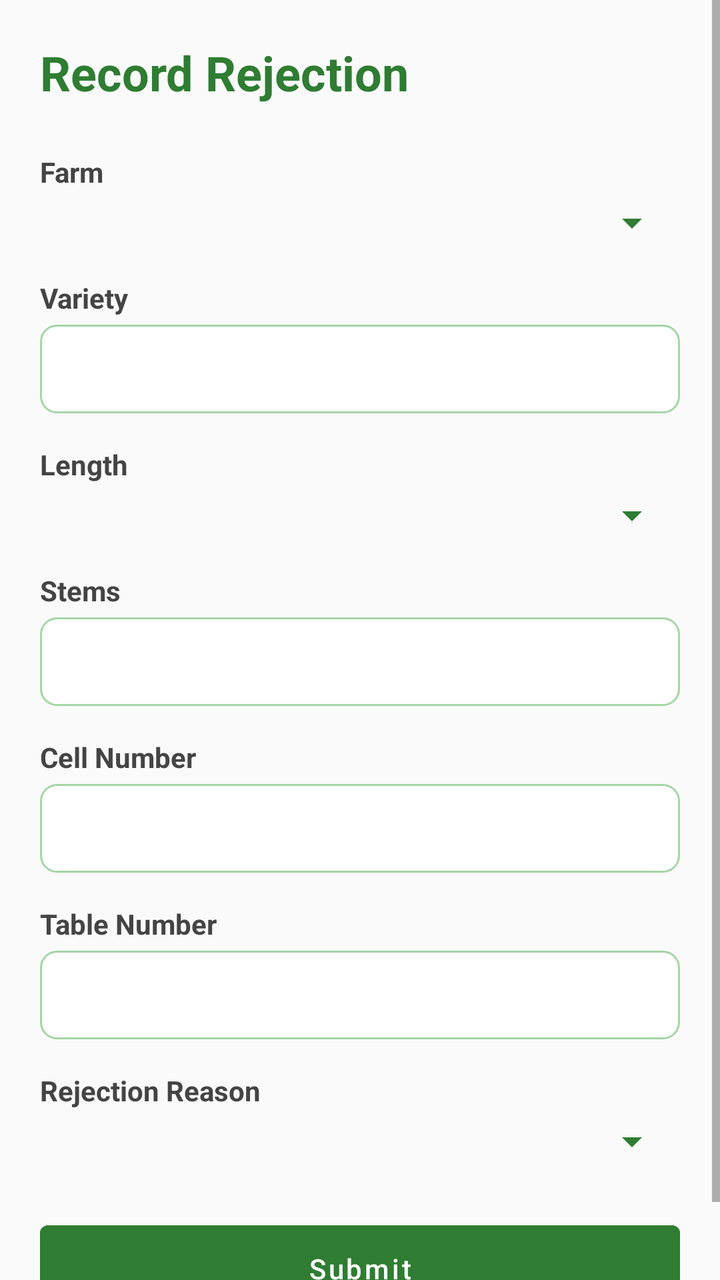
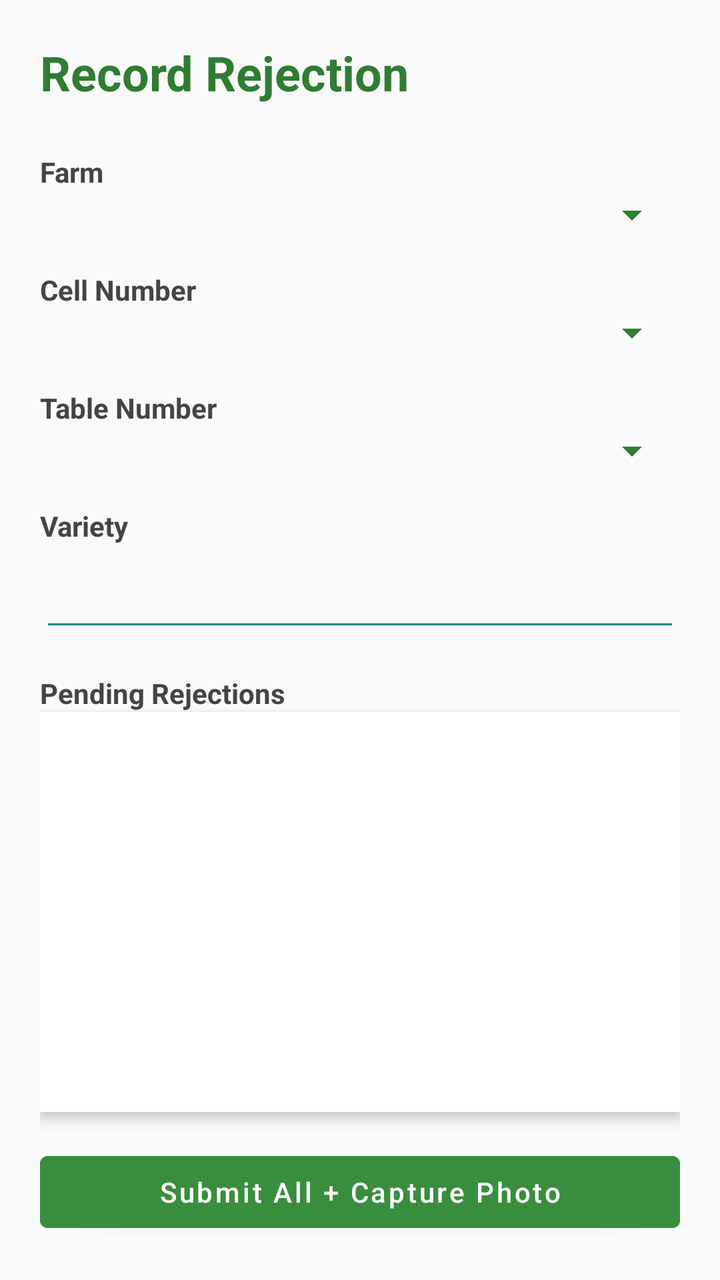

The first picture is an Android layout as it rendered before a commit; the second is the same layout after the commit. The layout source and the unified diff follow.
<!-- AndroidManifest.xml: application theme Theme.YourApp -->
<!-- res/layout/activity_rejection.xml -->
<?xml version="1.0" encoding="utf-8"?>
<ScrollView xmlns:android="http://schemas.android.com/apk/res/android"
    xmlns:app="http://schemas.android.com/apk/res-auto"
    android:layout_width="match_parent"
    android:layout_height="match_parent"
    android:background="#FAFAFA">

    <LinearLayout
        android:orientation="vertical"
        android:padding="20dp"
        android:layout_width="match_parent"
        android:layout_height="wrap_content">

        <TextView
            android:layout_width="wrap_content"
            android:layout_height="wrap_content"
            android:text="Record Rejection"
            android:textSize="24sp"
            android:textStyle="bold"
            android:textColor="#2E7D32"
            android:layout_marginBottom="24dp"/>

        
        <TextView
            android:layout_width="wrap_content"
            android:layout_height="wrap_content"
            android:text="Farm"
            android:textStyle="bold"
            android:textColor="#444444"
            android:layout_marginBottom="4dp"/>
        <Spinner
            android:id="@+id/spinnerFarm"
            android:layout_width="match_parent"
            android:layout_height="wrap_content"
            android:backgroundTint="#2E7D32"
            android:textColor="#444444"

            />

        
        <TextView
            android:layout_width="wrap_content"
            android:layout_height="wrap_content"
            android:text="Variety"
            android:textStyle="bold"
            android:textColor="#444444"
            android:layout_marginTop="16dp"
            android:layout_marginBottom="4dp"/>
        <AutoCompleteTextView
            android:id="@+id/autoVariety"
            android:layout_width="match_parent"
            android:layout_height="wrap_content"
            android:inputType="text"
            android:textColor="#444444"
            android:background="@drawable/edittext_bg"
            android:padding="10dp"/>

        
        <TextView
            android:layout_width="wrap_content"
            android:layout_height="wrap_content"
            android:text="Length"
            android:textStyle="bold"
            android:textColor="#444444"
            android:layout_marginTop="16dp"
            android:layout_marginBottom="4dp"/>
        <Spinner
            android:id="@+id/spinnerLength"
            android:layout_width="match_parent"
            android:layout_height="wrap_content"
            android:textColor="#444444"
            android:backgroundTint="#2E7D32"/>

        
        <TextView
            android:layout_width="wrap_content"
            android:layout_height="wrap_content"
            android:text="Stems"
            android:textStyle="bold"
            android:textColor="#444444"
            android:layout_marginTop="16dp"
            android:layout_marginBottom="4dp"/>
        <EditText
            android:id="@+id/edtStems"
            android:layout_width="match_parent"
            android:layout_height="wrap_content"
            android:inputType="number"
            android:background="@drawable/edittext_bg"
            android:textColor="#444444"
            android:padding="10dp"/>

        
        <TextView
            android:layout_width="wrap_content"
            android:layout_height="wrap_content"
            android:text="Cell Number"
            android:textStyle="bold"
            android:textColor="#444444"
            android:layout_marginTop="16dp"
            android:layout_marginBottom="4dp"/>
        <EditText
            android:id="@+id/edtCellNo"
            android:layout_width="match_parent"
            android:layout_height="wrap_content"
            android:inputType="phone"
            android:background="@drawable/edittext_bg"
            android:textColor="#444444"
            android:padding="10dp"/>

        
        <TextView
            android:layout_width="wrap_content"
            android:layout_height="wrap_content"
            android:text="Table Number"
            android:textStyle="bold"
            android:textColor="#444444"
            android:layout_marginTop="16dp"
            android:layout_marginBottom="4dp"/>
        <EditText
            android:id="@+id/edtTableNo"
            android:layout_width="match_parent"
            android:layout_height="wrap_content"
            android:inputType="text"
            android:background="@drawable/edittext_bg"
            android:textColor="#444444"
            android:padding="10dp"/>

        
        <TextView
            android:layout_width="wrap_content"
            android:layout_height="wrap_content"
            android:text="Rejection Reason"
            android:textStyle="bold"
            android:textColor="#444444"
            android:layout_marginTop="16dp"
            android:layout_marginBottom="4dp"/>
        <Spinner
            android:id="@+id/spinnerReason"
            android:layout_width="match_parent"
            android:layout_height="wrap_content"
            android:textColor="#444444"
            android:backgroundTint="#2E7D32"/>

        
        <Button
            android:id="@+id/btnSubmit"
            android:layout_width="match_parent"
            android:layout_height="wrap_content"
            android:text="Submit"
            android:textColor="#FFFFFF"
            android:backgroundTint="#2E7D32"
            android:layout_marginTop="24dp"
            android:padding="12dp"
            android:textAllCaps="false"
            android:elevation="4dp"/>
    </LinearLayout>
</ScrollView>
<!-- resources referenced by this layout -->
<resources>
  <!-- drawable edittext_bg (drawable) -->
  <shape xmlns:android="http://schemas.android.com/apk/res/android"
      android:shape="rectangle">
      <solid android:color="#FFFFFF" />
      <stroke android:width="1dp" android:color="#A5D6A7" />
      <corners android:radius="8dp" />
      <padding android:left="8dp" android:right="8dp" android:top="6dp" android:bottom="6dp"/>
  </shape>
  <style name="Theme.YourApp" parent="Theme.MaterialComponents.DayNight.NoActionBar">
          
          <item name="colorPrimary">@color/teal_700</item>
          <item name="colorPrimaryVariant">@color/teal_200</item>
          <item name="colorOnPrimary">@android:color/white</item>
  
          
          <item name="colorSecondary">@color/purple_500</item>
          <item name="colorSecondaryVariant">@color/purple_700</item>
          <item name="colorOnSecondary">@android:color/white</item>
  
          
          <item name="android:colorBackground">@color/white</item>
          <item name="colorSurface">@color/white</item>
          <item name="colorOnSurface">@android:color/black</item>
  
          
          <item name="android:statusBarColor">?attr/colorPrimaryVariant</item>
      </style>
  <color name="teal_700">#018786</color>
  <color name="teal_200">#03DAC5</color>
  <color name="purple_500">#6200EE</color>
  <color name="purple_700">#3700B3</color>
  <color name="white">#FFFFFF</color>
</resources>

<!-- the commit's change to res/layout/activity_rejection.xml (unified diff, before → after) -->
@@ -1,157 +1,179 @@
-<?xml version="1.0" encoding="utf-8"?>
-<ScrollView xmlns:android="http://schemas.android.com/apk/res/android"
-    xmlns:app="http://schemas.android.com/apk/res-auto"
+<LinearLayout xmlns:android="http://schemas.android.com/apk/res/android"
+    android:orientation="vertical"
+    android:padding="20dp"
     android:layout_width="match_parent"
     android:layout_height="match_parent"
     android:background="#FAFAFA">
 
-    <LinearLayout
-        android:orientation="vertical"
-        android:padding="20dp"
+    <TextView
+        android:layout_width="wrap_content"
+        android:layout_height="wrap_content"
+        android:text="Record Rejection"
+        android:textSize="24sp"
+        android:textStyle="bold"
+        android:textColor="#2E7D32"
+        android:layout_marginBottom="16dp"/>
+
+    <androidx.core.widget.NestedScrollView
         android:layout_width="match_parent"
-        android:layout_height="wrap_content">
+        android:layout_height="0dp"
+        android:layout_weight="1">
 
-        <TextView
-            android:layout_width="wrap_content"
-            android:layout_height="wrap_content"
-            android:text="Record Rejection"
-            android:textSize="24sp"
-            android:textStyle="bold"
-            android:textColor="#2E7D32"
-            android:layout_marginBottom="24dp"/>
+        <LinearLayout
+            android:orientation="vertical"
+            android:layout_width="match_parent"
+            android:layout_height="wrap_content">
 
-        
-        <TextView
-            android:layout_width="wrap_content"
-            android:layout_height="wrap_content"
-            android:text="Farm"
-            android:textStyle="bold"
-            android:textColor="#444444"
-            android:layout_marginBottom="4dp"/>
-        <Spinner
-            android:id="@+id/spinnerFarm"
-            android:layout_width="match_parent"
-            android:layout_height="wrap_content"
-            android:backgroundTint="#2E7D32"
-            android:textColor="#444444"
+            
+            <TextView
+                android:layout_width="wrap_content"
+                android:layout_height="wrap_content"
+                android:text="Farm"
+                android:textStyle="bold"
+                android:textColor="#444444"
+                android:layout_marginTop="8dp"/>
+            <Spinner
+                android:id="@+id/spinnerFarm"
+                android:layout_width="match_parent"
+                android:layout_height="wrap_content"
+                android:backgroundTint="#2E7D32"/>
 
-            />
+            
+            <TextView
+                android:layout_width="wrap_content"
+                android:layout_height="wrap_content"
+                android:text="Cell Number"
+                android:textStyle="bold"
+                android:textColor="#444444"
+                android:layout_marginTop="16dp"/>
+            <Spinner
+                android:id="@+id/spinnerCellNo"
+                android:layout_width="match_parent"
+                android:layout_height="wrap_content"
+                android:backgroundTint="#2E7D32"/>
 
-        
-        <TextView
-            android:layout_width="wrap_content"
-            android:layout_height="wrap_content"
-            android:text="Variety"
-            android:textStyle="bold"
-            android:textColor="#444444"
-            android:layout_marginTop="16dp"
-            android:layout_marginBottom="4dp"/>
-        <AutoCompleteTextView
-            android:id="@+id/autoVariety"
-            android:layout_width="match_parent"
-            android:layout_height="wrap_content"
-            android:inputType="text"
-            android:textColor="#444444"
-            android:background="@drawable/edittext_bg"
-            android:padding="10dp"/>
+            
+            <TextView
+                android:layout_width="wrap_content"
+                android:layout_height="wrap_content"
+                android:text="Table Number"
+                android:textStyle="bold"
+                android:textColor="#444444"
+                android:layout_marginTop="16dp"/>
+            <Spinner
+                android:id="@+id/spinnerTableNo"
+                android:layout_width="match_parent"
+                android:layout_height="wrap_content"
+                android:backgroundTint="#2E7D32"/>
 
-        
-        <TextView
-            android:layout_width="wrap_content"
-            android:layout_height="wrap_content"
-            android:text="Length"
-            android:textStyle="bold"
-            android:textColor="#444444"
-            android:layout_marginTop="16dp"
-            android:layout_marginBottom="4dp"/>
-        <Spinner
-            android:id="@+id/spinnerLength"
-            android:layout_width="match_parent"
-            android:layout_height="wrap_content"
-            android:textColor="#444444"
-            android:backgroundTint="#2E7D32"/>
 
-        
-        <TextView
-            android:layout_width="wrap_content"
-            android:layout_height="wrap_content"
-            android:text="Stems"
-            android:textStyle="bold"
-            android:textColor="#444444"
-            android:layout_marginTop="16dp"
-            android:layout_marginBottom="4dp"/>
-        <EditText
-            android:id="@+id/edtStems"
-            android:layout_width="match_parent"
-            android:layout_height="wrap_content"
-            android:inputType="number"
-            android:background="@drawable/edittext_bg"
-            android:textColor="#444444"
-            android:padding="10dp"/>
+            
+            <TextView
+                android:layout_width="wrap_content"
+                android:layout_height="wrap_content"
+                android:text="Variety"
+                android:textStyle="bold"
+                android:textColor="#444444"
+                android:layout_marginTop="16dp"
+                android:backgroundTint="#2E7D32"/>
+            <AutoCompleteTextView
+                android:id="@+id/autoVariety"
+                android:layout_width="match_parent"
+                android:layout_height="wrap_content"
+                android:inputType="text"
+                android:backgroundTint="@color/teal_700"
+                android:padding="12dp"
+                android:layout_marginBottom="12dp"
+                android:textColor="@color/textPrimary"
+                android:textColorHint="@color/textHint"/>
 
-        
-        <TextView
-            android:layout_width="wrap_content"
-            android:layout_height="wrap_content"
-            android:text="Cell Number"
-            android:textStyle="bold"
-            android:textColor="#444444"
-            android:layout_marginTop="16dp"
-            android:layout_marginBottom="4dp"/>
-        <EditText
-            android:id="@+id/edtCellNo"
-            android:layout_width="match_parent"
-            android:layout_height="wrap_content"
-            android:inputType="phone"
-            android:background="@drawable/edittext_bg"
-            android:textColor="#444444"
-            android:padding="10dp"/>
+            
+            
+            
+            
+            
+            
+            
+            
+            
+            
+            
+            
+            
 
-        
-        <TextView
-            android:layout_width="wrap_content"
-            android:layout_height="wrap_content"
-            android:text="Table Number"
-            android:textStyle="bold"
-            android:textColor="#444444"
-            android:layout_marginTop="16dp"
-            android:layout_marginBottom="4dp"/>
-        <EditText
-            android:id="@+id/edtTableNo"
-            android:layout_width="match_parent"
-            android:layout_height="wrap_content"
-            android:inputType="text"
-            android:background="@drawable/edittext_bg"
-            android:textColor="#444444"
-            android:padding="10dp"/>
+            
+            <TextView
+                android:layout_width="wrap_content"
+                android:layout_height="wrap_content"
+                android:text="Stems"
+                android:textStyle="bold"
+                android:textColor="#444444"
+                android:layout_marginTop="16dp"
+                android:backgroundTint="#2E7D32"/>
+            <EditText
+                android:id="@+id/edtStems"
+                android:layout_width="match_parent"
+                android:layout_height="wrap_content"
+                android:inputType="number"
+                android:backgroundTint="@color/teal_700"
+                android:padding="12dp"
+                android:layout_marginBottom="16dp"
+                android:textColor="@color/textPrimary"
+                android:textColorHint="@color/textHint"/>
 
-        
-        <TextView
-            android:layout_width="wrap_content"
-            android:layout_height="wrap_content"
-            android:text="Rejection Reason"
-            android:textStyle="bold"
-            android:textColor="#444444"
-            android:layout_marginTop="16dp"
-            android:layout_marginBottom="4dp"/>
-        <Spinner
-            android:id="@+id/spinnerReason"
-            android:layout_width="match_parent"
-            android:layout_height="wrap_content"
-            android:textColor="#444444"
-            android:backgroundTint="#2E7D32"/>
+            
+            <TextView
+                android:layout_width="wrap_content"
+                android:layout_height="wrap_content"
+                android:text="Rejection Reason"
+                android:textStyle="bold"
+                android:textColor="#444444"
+                android:layout_marginTop="16dp"/>
+            <Spinner
+                android:id="@+id/spinnerReason"
+                android:layout_width="match_parent"
+                android:layout_height="wrap_content"
+                android:backgroundTint="#2E7D32"/>
 
-        
-        <Button
-            android:id="@+id/btnSubmit"
-            android:layout_width="match_parent"
-            android:layout_height="wrap_content"
-            android:text="Submit"
-            android:textColor="#FFFFFF"
-            android:backgroundTint="#2E7D32"
-            android:layout_marginTop="24dp"
-            android:padding="12dp"
-            android:textAllCaps="false"
-            android:elevation="4dp"/>
-    </LinearLayout>
-</ScrollView>
+            
+            <Button
+                android:id="@+id/btnAddToList"
+                android:layout_width="match_parent"
+                android:layout_height="wrap_content"
+                android:text="Add Rejection"
+                android:textAllCaps="false"
+                android:textColor="#FFFFFF"
+                android:backgroundTint="#2E7D32"
+                android:layout_marginTop="16dp"/>
+
+        </LinearLayout>
+    </androidx.core.widget.NestedScrollView>
+
+    
+    <TextView
+        android:layout_width="wrap_content"
+        android:layout_height="wrap_content"
+        android:text="Pending Rejections"
+        android:textStyle="bold"
+        android:textColor="#444444"
+        android:layout_marginTop="16dp"/>
+
+    <androidx.recyclerview.widget.RecyclerView
+        android:id="@+id/recyclerViewRejections"
+        android:layout_width="match_parent"
+        android:layout_height="200dp"
+        android:background="#FFFFFF"
+        android:elevation="4dp"
+        android:padding="4dp"/>
+
+    
+    <Button
+        android:id="@+id/btnSubmitAll"
+        android:layout_width="match_parent"
+        android:layout_height="wrap_content"
+        android:text="Submit All + Capture Photo"
+        android:textAllCaps="false"
+        android:textColor="#FFFFFF"
+        android:backgroundTint="#388E3C"
+        android:layout_marginTop="16dp"/>
+</LinearLayout>
<!-- resource entries referenced after the edit -->
@@ -1,13 +1,5 @@
 <!-- resources referenced by this layout -->
 <resources>
-  <!-- drawable edittext_bg (drawable) -->
-  <shape xmlns:android="http://schemas.android.com/apk/res/android"
-      android:shape="rectangle">
-      <solid android:color="#FFFFFF" />
-      <stroke android:width="1dp" android:color="#A5D6A7" />
-      <corners android:radius="8dp" />
-      <padding android:left="8dp" android:right="8dp" android:top="6dp" android:bottom="6dp"/>
-  </shape>
   <style name="Theme.YourApp" parent="Theme.MaterialComponents.DayNight.NoActionBar">
           
           <item name="colorPrimary">@color/teal_700</item>
@@ -28,6 +20,8 @@
           <item name="android:statusBarColor">?attr/colorPrimaryVariant</item>
       </style>
   <color name="teal_700">#018786</color>
+  <color name="textHint">#9E9E9E</color>
+  <color name="textPrimary">#212121</color>
   <color name="teal_200">#03DAC5</color>
   <color name="purple_500">#6200EE</color>
   <color name="purple_700">#3700B3</color>
